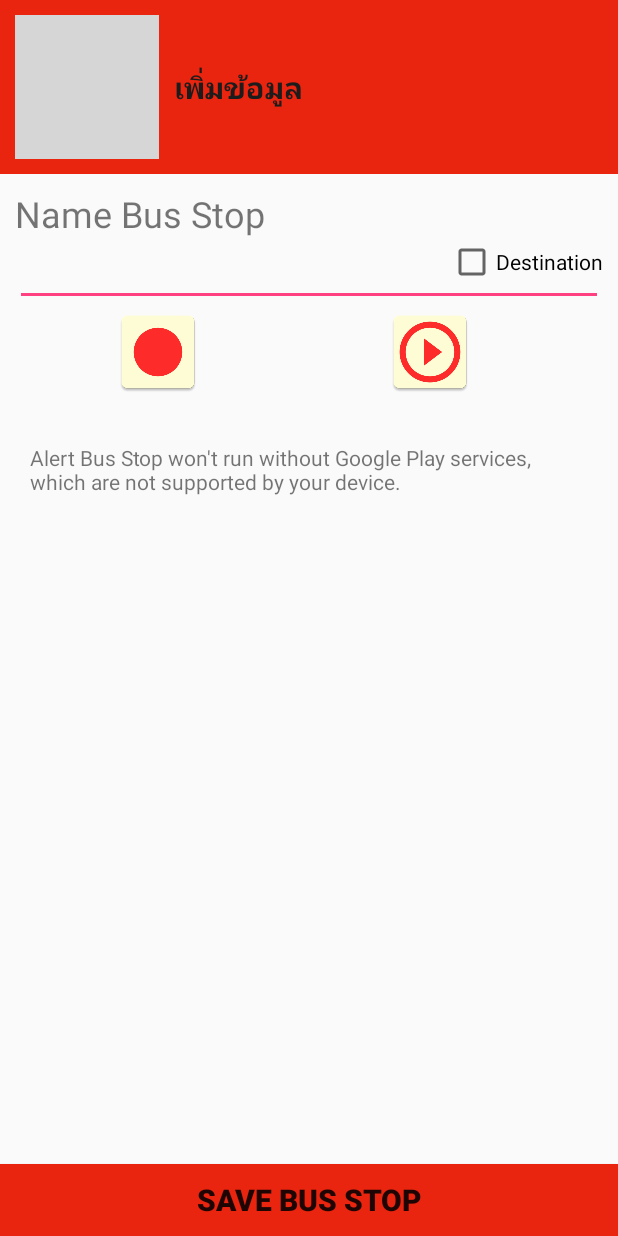
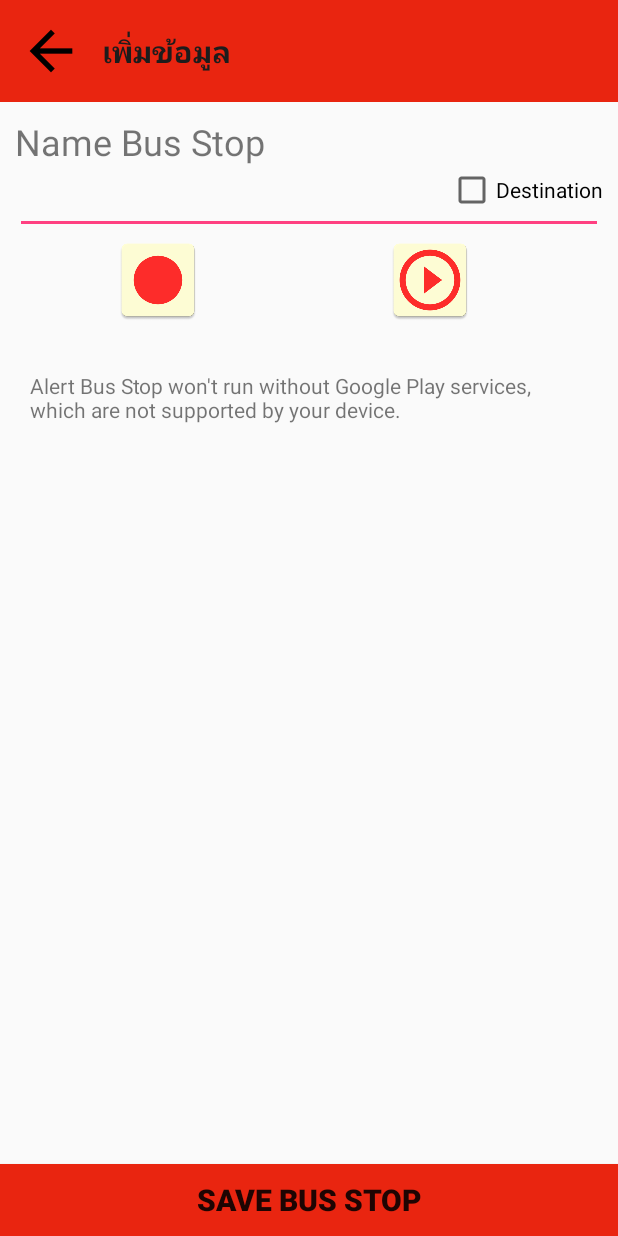
Before and after one commit to siriwimondao/AlertBusStop-20April-Toei, an Android app: the AddBusStop screen opened directly, with no data from a screen before it, on a phone screen of 412 x 824 dp. Run offline under Robolectric (Android 15) with nearby library versions, the phone set to English and light mode, and no system bars; grey boxes are pictures that could not be loaded.

Commit message:
21AprilUpdate_Dao1

```diff
--- a/app/src/main/res/layout/activity_delete_bus_stop.xml
+++ b/app/src/main/res/layout/activity_delete_bus_stop.xml
@@ -18,7 +18,7 @@
 
         <ImageView
             android:id="@+id/imvBack"
-            android:src="@mipmap/back"
+            android:src="@mipmap/icon_back"
             android:layout_width="wrap_content"
             android:layout_height="wrap_content" />
 
--- a/app/src/main/res/layout/activity_edit_bus_stop.xml
+++ b/app/src/main/res/layout/activity_edit_bus_stop.xml
@@ -18,7 +18,7 @@
 
         <ImageView
             android:id="@+id/imvBack"
-            android:src="@mipmap/back"
+            android:src="@mipmap/icon_back"
             android:layout_width="wrap_content"
             android:layout_height="wrap_content" />
 
--- a/app/src/main/res/layout/my_addbusstop_layout.xml
+++ b/app/src/main/res/layout/my_addbusstop_layout.xml
@@ -16,7 +16,7 @@
 
         <ImageView
             android:id="@+id/imvBack"
-            android:src="@mipmap/back"
+            android:src="@mipmap/icon_back"
             android:layout_width="wrap_content"
             android:layout_height="wrap_content" />
 
```
Also changed, not shown: app/src/main/icon_back-web.png (added), app/src/main/res/mipmap-hdpi/icon_back.png (added), app/src/main/res/mipmap-mdpi/icon_back.png (added), app/src/main/res/mipmap-xhdpi/icon_back.png (added), app/src/main/res/mipmap-xxhdpi/icon_back.png (added), app/src/main/res/mipmap-xxxhdpi/icon_back.png (added).
